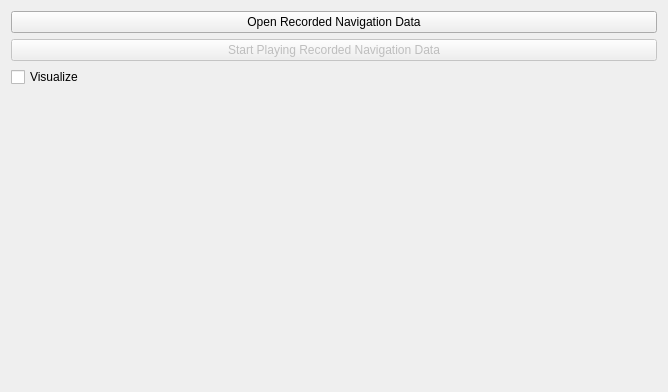
First picture: the form in Plugins/org.mitk.gui.qt.igtlplugin/src/internal/OpenIGTLinkProviderExampleControls.ui, repository MITK/MITK, before the edit.
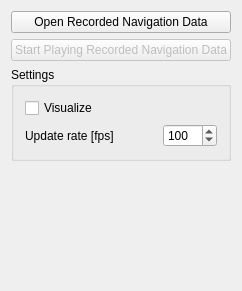
Second picture: the form after the edit.

Commit message: added fps option to provider example

```diff
--- a/Plugins/org.mitk.gui.qt.igtlplugin/src/internal/OpenIGTLinkProviderExampleControls.ui
+++ b/Plugins/org.mitk.gui.qt.igtlplugin/src/internal/OpenIGTLinkProviderExampleControls.ui
@@ -6,8 +6,8 @@
    <rect>
     <x>0</x>
     <y>0</y>
-    <width>668</width>
-    <height>392</height>
+    <width>216</width>
+    <height>291</height>
    </rect>
   </property>
   <property name="minimumSize">
@@ -19,9 +19,7 @@
   <property name="windowTitle">
    <string>QmitkTemplate</string>
   </property>
-  <layout class="QGridLayout">
-   <item row="1" column="0">
-    <layout class="QVBoxLayout" name="verticalLayout">
+  <layout class="QVBoxLayout" name="verticalLayout_2">
      <item>
       <widget class="QPushButton" name="butOpenNavData">
        <property name="text">
@@ -40,6 +38,12 @@
       </widget>
      </item>
      <item>
+    <widget class="QGroupBox" name="groupBox">
+     <property name="title">
+      <string>Settings</string>
+     </property>
+     <layout class="QVBoxLayout" name="verticalLayout">
+      <item>
       <widget class="QCheckBox" name="visualizeCheckBox">
        <property name="text">
         <string>Visualize</string>
@@ -47,6 +51,43 @@
       </widget>
      </item>
      <item>
+       <layout class="QHBoxLayout" name="horizontalLayout">
+        <item>
+         <widget class="QLabel" name="label">
+          <property name="text">
+           <string>Update rate [fps]</string>
+          </property>
+         </widget>
+        </item>
+        <item>
+         <spacer name="horizontalSpacer">
+          <property name="orientation">
+           <enum>Qt::Horizontal</enum>
+          </property>
+          <property name="sizeHint" stdset="0">
+           <size>
+            <width>40</width>
+            <height>20</height>
+           </size>
+          </property>
+         </spacer>
+        </item>
+        <item>
+         <widget class="QSpinBox" name="m_updateRate">
+          <property name="maximum">
+           <number>5000</number>
+          </property>
+          <property name="value">
+           <number>100</number>
+          </property>
+         </widget>
+        </item>
+       </layout>
+      </item>
+     </layout>
+    </widget>
+   </item>
+   <item>
       <spacer name="spacer2">
        <property name="orientation">
         <enum>Qt::Vertical</enum>
@@ -54,12 +95,10 @@
        <property name="sizeHint" stdset="0">
         <size>
          <width>20</width>
-         <height>220</height>
+       <height>128</height>
         </size>
        </property>
       </spacer>
-     </item>
-    </layout>
    </item>
   </layout>
  </widget>
```
Lines whose indentation alone changed are shown as unchanged. The commit also changes 1 other file.
